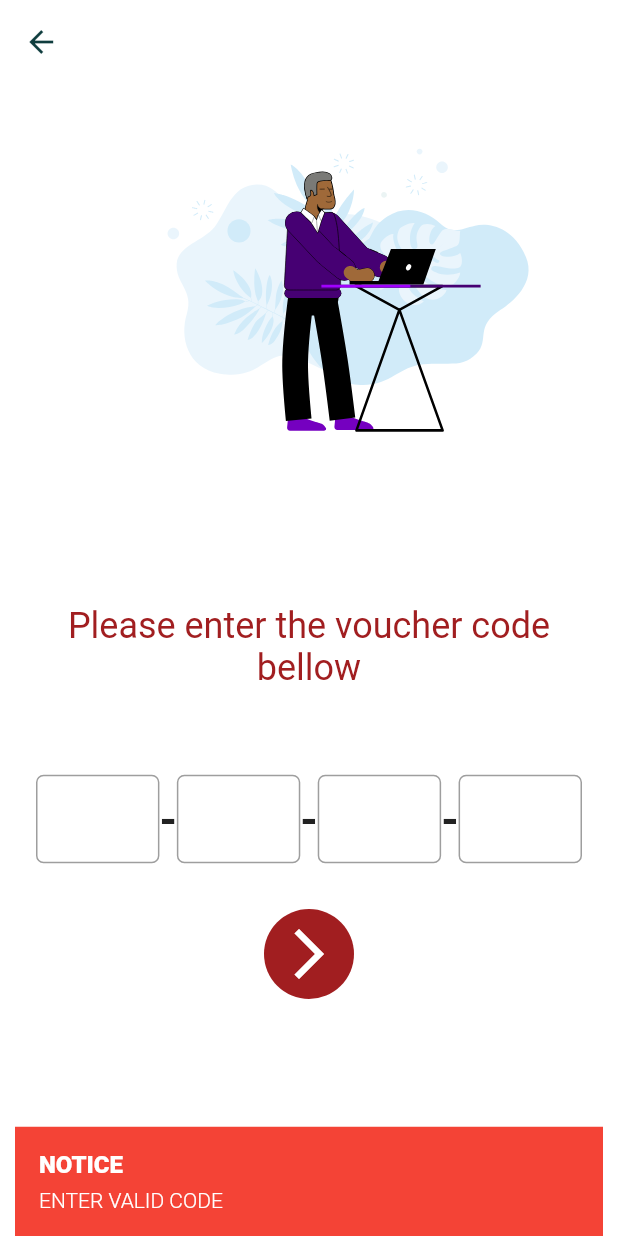
After one commit to hunter7149/herlan_bp, a Flutter app: the QrscreenView screen opened by its route, after a tap on the "arrow forward ios" icon, on a phone screen of 412 x 824 dp. The commit adds this screen. Run offline on Flutter 3.47's test engine with Material 2 defaults, Android fonts, the phone set to English and light mode, and no system bars; drawn by our look-alikes of zoom_tap_animation; our stand-ins replace animated_text_kit, audioplayers, dio, flutter_spinkit, get, get_storage and 3 more; missing offline and left inert: mobile_scanner, proste_bezier_curve; accounts and stored records are empty; project files that could hold a hidden picture were left out.

Commit message:
Scan duration added

```diff
--- a/lib/app/data/appassets.dart
+++ b/lib/app/data/appassets.dart
@@ -14,4 +14,5 @@ class AppAssets {
   static const String ASSET_SCAN_ANIMATION = 'assets/lottie/scan.json';
   static const String ASSET_GIFT_ANIMATION = 'assets/lottie/giftbox.json';
   static const String ASSET_CHART_ANIMATION = 'assets/lottie/chart.json';
+  static const String ASSET_BEEP_SOUND = 'audio/beep.mp3';
 }
--- /dev/null
+++ b/lib/app/modules/qrscreen/bindings/qrscreen_binding.dart
@@ -0,0 +1,12 @@
+import 'package:get/get.dart';
+
+import '../controllers/qrscreen_controller.dart';
+
+class QrscreenBinding extends Bindings {
+  @override
+  void dependencies() {
+    Get.lazyPut<QrscreenController>(
+      () => QrscreenController(),
+    );
+  }
+}
--- /dev/null
+++ b/lib/app/modules/qrscreen/controllers/qrscreen_controller.dart
@@ -0,0 +1,169 @@
+import 'package:flutter/material.dart';
+import 'package:get/get.dart';
+import 'package:mobile_scanner/mobile_scanner.dart';
+
+import '../../../routes/app_pages.dart';
+
+class QrscreenController extends GetxController {
+  Rx<MobileScannerController?> mobileScannerController =
+      Rx<MobileScannerController?>(null);
+
+  MobileScannerController? get scannerController =>
+      mobileScannerController.value;
+
+  initializeScannerController() {
+    if (mobileScannerController.value == null) {
+      mobileScannerController.value = MobileScannerController(
+        detectionSpeed: DetectionSpeed.noDuplicates,
+        autoStart: true,
+        returnImage: true,
+      );
+      mobileScannerController.value!.start();
+      update();
+      return mobileScannerController.value;
+    } else {
+      mobileScannerController.value = null;
+      update();
+      mobileScannerController.value = MobileScannerController(
+        detectionSpeed: DetectionSpeed.noDuplicates,
+        autoStart: true,
+        returnImage: true,
+      );
+      mobileScannerController.value!.start();
+      update();
+      return mobileScannerController.value;
+    }
+  }
+
+  TextEditingController firstSection = TextEditingController();
+  TextEditingController secondSection = TextEditingController();
+  TextEditingController thirdSection = TextEditingController();
+  TextEditingController fourthSection = TextEditingController();
+  RxBool isEditable = true.obs;
+  isEditableUpdater({required bool value}) {
+    if (value == false) {
+      isEditable.value = false;
+      update();
+    } else {
+      firstSection = TextEditingController(text: "");
+      secondSection = TextEditingController(text: "");
+      thirdSection = TextEditingController(text: "");
+      fourthSection = TextEditingController(text: "");
+      isEditable.value = value;
+      update();
+    }
+  }
+
+  disableField() {
+    isEditable.value = false;
+    update();
+  }
+
+  RxBool isValid = true.obs;
+
+  RxList<Map<String, dynamic>> scanHistory = <Map<String, dynamic>>[].obs;
+
+  // showDialogue(BarcodeCapture capture) {
+  //   stopCamera();
+  //   final Uint8List? image = capture.image;
+
+  //   // print(capture.barcodes[0].rawValue.toString().split("/")[4]);
+  //   // print(capture.barcodes[0].rawValue.toString().split("offer/?code=")[1]);
+
+  //   if (capture.barcodes[0].rawValue
+  //       .toString()
+  //       .startsWith('https://herlan.com/')) {
+  //     String code = capture.barcodes[0].rawValue
+  //         .toString()
+  //         .split("herlan.com/offer/?code=")[1];
+  //     if (checkValid(code: code)) {
+  //       isValid.value = true;
+  //       update();
+  //       firstSection.text = code.split("-")[0];
+  //       secondSection.text = code.split("-")[1];
+  //       thirdSection.text = code.split("-")[2];
+  //       fourthSection.text = code.split("-")[3];
+  //       imageFile = image;
+  //       isEditableUpdater(value: false);
+  //       bool codeExists = scanHistory.any((entry) => entry['code'] == code);
+
+  //       if (!codeExists) {
+  //         scanHistory.add({
+  //           "code": code,
+  //           "time": DateFormat('MM/dd/yyyy hh:mm:ss a')
+  //               .format(DateTime.now())
+  //               .toString(),
+  //         });
+  //       }
+  //       scanHistory.refresh();
+  //     } else {
+  //       isValid.value = false;
+  //       update();
+  //       resetValidity();
+  //     }
+  //   } else {
+  //     isValid.value = false;
+  //     update();
+  //     resetValidity();
+  //   }
+  // }
+
+  // resetValidity() {
+  //   Timer(Duration(seconds: 2), () {
+  //     isValid.value = true;
+  //     update();
+  //   });
+  // }
+
+  // checkValid({required String code}) {
+  //   if (code.split("-")[0].length == 4 &&
+  //       code.split("-")[1].length == 4 &&
+  //       code.split("-")[2].length == 4 &&
+  //       code.split("-")[3].length == 4) {
+  //     return true;
+  //   } else {
+  //     return false;
+  //   }
+  // }
+
+  nextPage() async {
+    if (firstSection.text.length == 4 &&
+        secondSection.text.length == 4 &&
+        thirdSection.text.length == 4 &&
+        fourthSection.text.length == 4) {
+      final code =
+          "${firstSection.text}-${secondSection.text}-${thirdSection.text}-${fourthSection.text}";
+
+      // Get.delete<HomescreenController>();
+      await Get.toNamed(Routes.OFFERSCREEN,
+          arguments: {
+            "code": code,
+          },
+          preventDuplicates: true);
+      // Get.delete<HomescreenController>();
+    } else {
+      Get.snackbar("NOTICE", "ENTER VALID CODE",
+          colorText: Colors.white,
+          animationDuration: Duration(seconds: 0),
+          borderRadius: 0,
+          backgroundColor: Colors.red,
+          snackPosition: SnackPosition.BOTTOM);
+    }
+  }
+
+  @override
+  void onInit() {
+    super.onInit();
+    // initializeScannerController();
+  }
+
+  @override
+  void onReady() {
+    super.onReady();
+  }
+
+  @override
+  void onClose() {
+    super.onClose();
+  }
+}
--- /dev/null
+++ b/lib/app/modules/qrscreen/views/qrscreen_view.dart
@@ -0,0 +1,305 @@
+import 'package:flutter/material.dart';
+
+import 'package:get/get.dart';
+import 'package:lottie/lottie.dart';
+import 'package:zoom_tap_animation/zoom_tap_animation.dart';
+
+import '../../../data/appassets.dart';
+import '../../../data/appcolors.dart';
+import '../controllers/qrscreen_controller.dart';
+
+class QrscreenView extends GetView<QrscreenController> {
+  const QrscreenView({Key? key}) : super(key: key);
+  @override
+  Widget build(BuildContext context) {
+    return Scaffold(
+      backgroundColor: Colors.white,
+      appBar: AppBar(
+        leadingWidth: 55,
+        automaticallyImplyLeading: false,
+        backgroundColor: Colors.transparent,
+        elevation: 0,
+        leading: ZoomTapAnimation(
+          onTap: () {
+            Get.back();
+          },
+          child: Icon(
+            Icons.arrow_back,
+            color: AppColors.modernDeepSea,
+          ),
+        ),
+      ),
+      body: SingleChildScrollView(
+        child: Column(
+          mainAxisAlignment: MainAxisAlignment.center,
+          children: [
+            Container(
+              height: 300,
+              child: Lottie.asset(
+                AppAssets.ASSET_TYPING,
+              ),
+            ),
+
+            Obx(
+              () => controller.scanHistory.isEmpty
+                  ? Container(
+                      padding: EdgeInsets.symmetric(horizontal: 16),
+                      height: 150,
+                      child: Center(
+                        child: Text(
+                          // "Please position your camera towards the QR code for scanning.",
+                          "Please enter the voucher code bellow",
+                          style: TextStyle(
+                            color: AppColors.herlanMain,
+                            fontSize: 24,
+                          ),
+                          textAlign: TextAlign.center,
+                        ),
+                      ),
+                    )
+                  : Container(
+                      height: 150,
+                      margin: EdgeInsets.symmetric(horizontal: 24),
+                      decoration: BoxDecoration(
+                          border: Border.all(
+                              width: 1, color: AppColors.modernGreen),
+                          borderRadius: BorderRadius.circular(10)),
+                      // color: Colors.green,
+                      child: ListView.builder(
+                          itemCount: controller.scanHistory.length,
+                          itemBuilder: (BuildContext, index) {
+                            return Container(
+                              margin: EdgeInsets.symmetric(vertical: 2),
+                              padding: EdgeInsets.symmetric(
+                                  horizontal: 10, vertical: 5),
+                              child: Column(
+                                children: [
+                                  Row(
+                                    mainAxisAlignment:
+                                        MainAxisAlignment.spaceBetween,
+                                    children: [
+                                      Expanded(
+                                        child: Text(
+                                          "${controller.scanHistory[index]['code']}",
+                                          style: TextStyle(
+                                              color: Colors.grey.shade600,
+                                              fontWeight: FontWeight.w500,
+                                              fontSize: 16),
+                                        ),
+                                      ),
+                                      Expanded(
+                                        child: Text(
+                                          "${controller.scanHistory[index]['time']}",
+                                          style: TextStyle(
+                                              color: Colors.grey.shade600,
+                                              fontWeight: FontWeight.w500,
+                                              fontSize: 16),
+                                        ),
+                                      ),
+                                    ],
+                                  ),
+                                  SizedBox(
+                                    height: 10,
+                                  ),
+                                ],
+                              ),
+                            );
+                          }),
+                    ),
+            ),
+            // Container(
+            //   height: 20,
+            //   child: Center(
+            //     child: Text(
+            //       "valid",
+            //       style: TextStyle(color: AppColors.modernGreen),
+            //     ),
+            //   ),
+            // ),
+            // Stack(
+            //   children: [
+            //     // Container(
+            //     //   height: 400,
+            //     //   // width: 250,
+            //     //   child: MobileScanner(
+            //     //     controller: controller.HomescannerController(),
+            //     //     onDetect: (capture) {
+            //     //       print(capture.barcodes);
+            //     //       controller.showDialogue(capture);
+            //     //     },
+            //     //   ),
+            //     // ),
+            //     Container(
+            //         height: 400,
+            //         child: Obx(() => controller.isValid.value
+            //             ? QRScannerOverlay(overlayColour: Colors.white)
+            //             : QRlAY2(overlayColour: Colors.white))),
+            //     Obx(() => !controller.isValid.value
+            //         ? Container(
+            //             height: 400,
+            //             child: Center(
+            //               child: Container(
+            //                 height: 80,
+            //                 padding: EdgeInsets.symmetric(
+            //                     vertical: 20, horizontal: 20),
+            //                 color: AppColors.modernSexyRed.withOpacity(0.7),
+            //                 child: Column(
+            //                   children: [
+            //                     Icon(
+            //                       Icons.error,
+            //                       color: Colors.white,
+            //                     ),
+            //                     Text(
+            //                       "INVALID",
+            //                       style: TextStyle(
+            //                           color: Colors.white,
+            //                           fontWeight: FontWeight.bold,
+            //                           fontSize: 16),
+            //                     ),
+            //                   ],
+            //                 ),
+            //               ),
+            //             ),
+            //           )
+            //         : Container())
+            //   ],
+            // ),
+
+            ZoomTapAnimation(
+              onLongTap: () {
+                controller.isEditableUpdater(value: true);
+              },
+              child: Container(
+                margin: EdgeInsets.symmetric(horizontal: 24),
+                // color: Colors.red,
+                height: 80,
+                child: Obx(() => Row(
+                      children: [
+                        Expanded(
+                          flex: 1,
+                          child: TextField(
+                            onChanged: (value) {
+                              if (value.length == 4) {
+                                // Move focus to the next field
+                                FocusScope.of(context).nextFocus();
+                              }
+                            },
+                            style: TextStyle(color: AppColors.modernPlantation),
+                            textAlign: TextAlign.center,
+                            controller: controller.firstSection,
+                            enabled: controller.isEditable.value,
+                            decoration: InputDecoration(
+                              // hintText: "+88",
+                              border: OutlineInputBorder(
+                                  borderRadius: BorderRadius.circular(5)),
+                            ),
+                          ),
+                        ),
+                        Text(
+                          "-",
+                          style: TextStyle(
+                              fontWeight: FontWeight.bold, fontSize: 30),
+                        ),
+                        Expanded(
+                          flex: 1,
+                          child: TextField(
+                            onChanged: (value) {
+                              if (value.length == 4) {
+                                // Move focus to the next field
+                                FocusScope.of(context).nextFocus();
+                              }
+                            },
+                            style: TextStyle(color: AppColors.modernGreen),
+                            // style: TextStyle(fontSize: 10),
+                            textAlign: TextAlign.center,
+
+                            controller: controller.secondSection,
+                            enabled: controller.isEditable.value,
+                            decoration: InputDecoration(
+                              // hintText: "+88",
+                              border: OutlineInputBorder(
+                                  borderRadius: BorderRadius.circular(5)),
+                            ),
+                          ),
+                        ),
+                        Text(
+                          "-",
+                          style: TextStyle(
+                              fontWeight: FontWeight.bold, fontSize: 30),
+                        ),
+                        Expanded(
+                          flex: 1,
+                          child: TextField(
+                            onChanged: (value) {
+                              if (value.length == 4) {
+                                // Move focus to the next field
+                                FocusScope.of(context).nextFocus();
+                              }
+                            },
+                            style: TextStyle(color: AppColors.modernBlue),
+                            textAlign: TextAlign.center,
+                            controller: controller.thirdSection,
+                            enabled: controller.isEditable.value,
+                            decoration: InputDecoration(
+                              // hintText: "+88",
+                              border: OutlineInputBorder(
+                                  borderRadius: BorderRadius.circular(5)),
+                            ),
+                          ),
+                        ),
+                        Text(
+                          "-",
+                          style: TextStyle(
+                              fontWeight: FontWeight.bold, fontSize: 30),
+                        ),
+                        Expanded(
+                          flex: 1,
+                          child: TextField(
+                            onChanged: (value) {
+                              if (value.length == 4) {
+                                controller.disableField();
+                              }
+                            },
+                            style: TextStyle(color: AppColors.modernPurple),
+                            textAlign: TextAlign.center,
+                            controller: controller.fourthSection,
+                            enabled: controller.isEditable.value,
+                            decoration: InputDecoration(
+                              // hintText: "+88",
+                              border: OutlineInputBorder(
+                                  borderRadius: BorderRadius.circular(5)),
+                            ),
+                          ),
+                        ),
+                      ],
+                    )),
+              ),
+            ),
+            SizedBox(
+              height: 20,
+            ),
+            ZoomTapAnimation(
+              onTap: () {
+                controller.nextPage();
+              },
+              child: Container(
+                height: 60,
+                width: 60,
+                decoration: BoxDecoration(
+                    color: AppColors.herlanMain,
+                    borderRadius: BorderRadius.circular(100)),
+                child: Center(
+                  child: Icon(
+                    Icons.arrow_forward_ios,
+                    color: Colors.white,
+                    size: 40,
+                  ),
+                ),
+              ),
+            )
+          ],
+        ),
+      ),
+    );
+  }
+}
--- a/lib/app/modules/scanscreen/views/scanscreen_view.dart
+++ b/lib/app/modules/scanscreen/views/scanscreen_view.dart
@@ -56,7 +56,7 @@ class ScanscreenView extends GetView<ScanscreenController> {
                                         .mobileScannerController.value!,
                                     onDetect: (capture) {
                                       print(capture.barcodes);
-                                      controller.showDialogue(capture);
+                                      controller.onScan(capture);
                                     },
                                   );
                                 } else {
--- a/lib/app/routes/app_routes.dart
+++ b/lib/app/routes/app_routes.dart
@@ -10,6 +10,7 @@ abstract class Routes {
   static const SCANSCREEN = _Paths.SCANSCREEN;
   static const CUSTOMERSCREEN = _Paths.CUSTOMERSCREEN;
   static const OFFERSCREEN = _Paths.OFFERSCREEN;
+  static const QRSCREEN = _Paths.QRSCREEN;
 }
 
 abstract class _Paths {
@@ -21,4 +22,5 @@ abstract class _Paths {
   static const SCANSCREEN = '/scanscreen';
   static const CUSTOMERSCREEN = '/customerscreen';
   static const OFFERSCREEN = '/offerscreen';
+  static const QRSCREEN = '/qrscreen';
 }
--- a/pubspec.yaml
+++ b/pubspec.yaml
@@ -8,6 +8,7 @@ environment:
 dependencies:
   cupertino_icons: ^1.0.2
   animated_text_kit: ^4.2.2
+  audioplayers: ^4.1.0
   qr_flutter: ^4.1.0
   get: 4.6.5
   package_info_plus: ^4.0.2
@@ -48,6 +49,7 @@ flutter:
     - assets/logo/
     - assets/images/
     - assets/lottie/
+    - assets/audio/
 
   uses-material-design: true
 
```
Also changed, not shown: lib/app/modules/customerscreen/controllers/customerscreen_controller.dart (+19 -0 lines), lib/app/modules/customerscreen/views/customerscreen_view.dart (+5 -2 lines), lib/app/modules/offerscreen/views/offerscreen_view.dart (+7 -0 lines), lib/app/modules/scanscreen/controllers/scanscreen_controller.dart (+28 -7 lines), lib/app/routes/app_pages.dart (+7 -0 lines), pubspec.lock, 6 other files.
